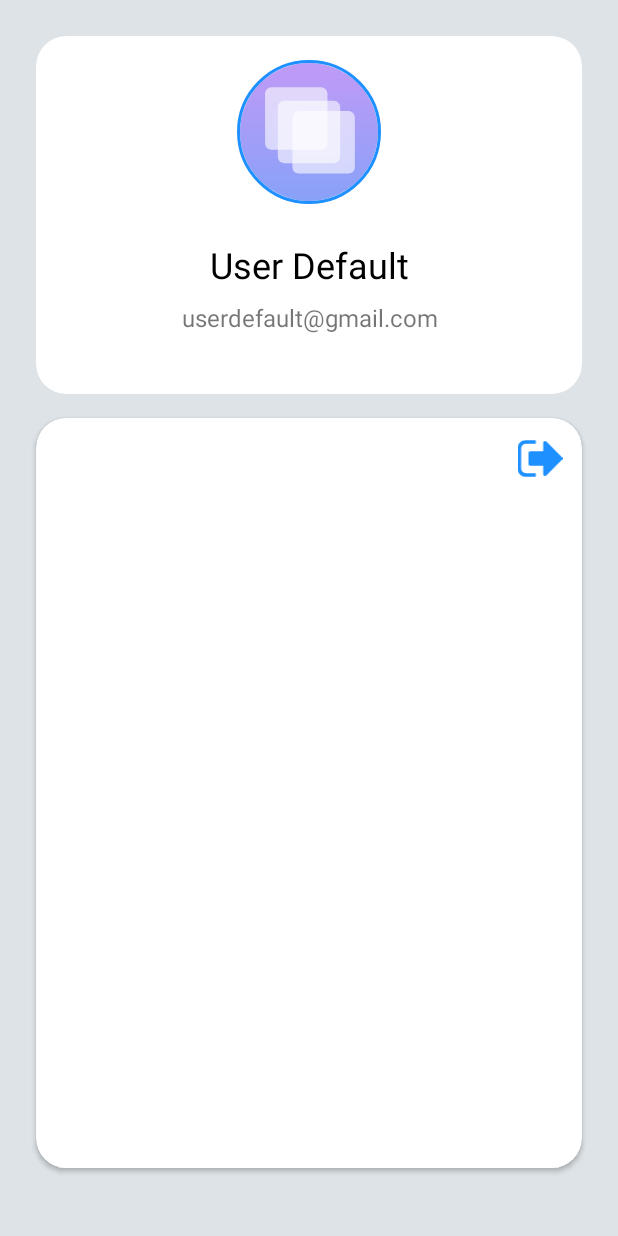
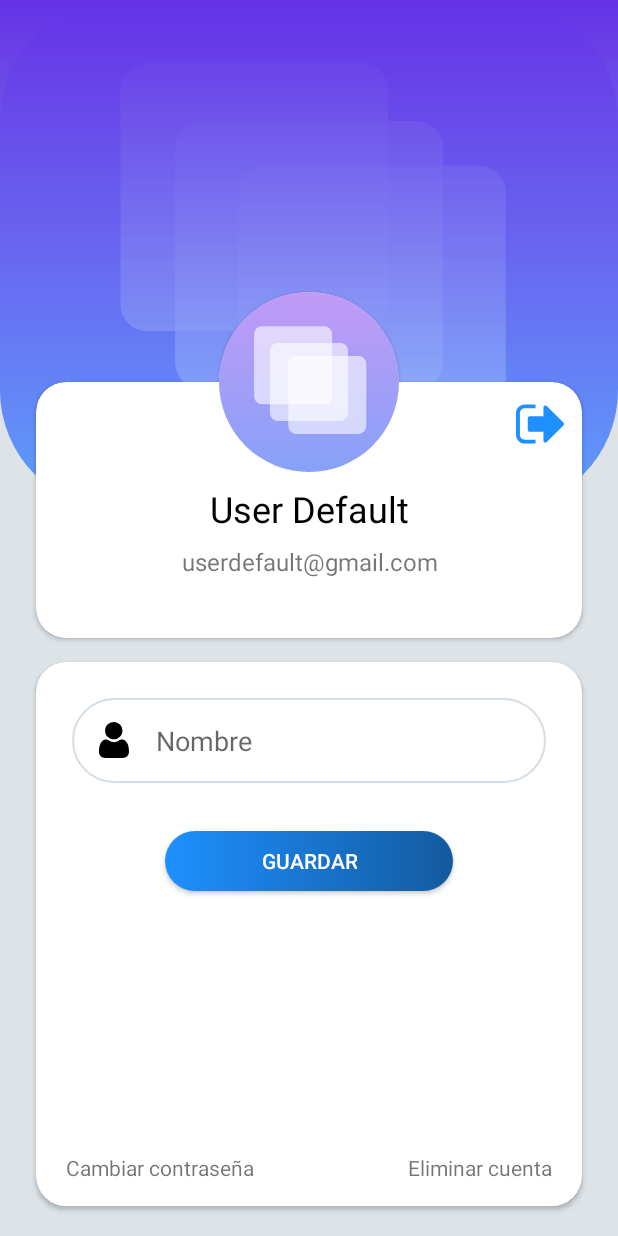
Before and after one commit to laloretom/UnaAyuditaAqui, an Android app: the screen it shows after launch once a user with an empty profile is signed in (MainActivity), on a phone screen of 412 x 824 dp. Run offline under Robolectric (Android 15) with nearby library versions, the phone set to English and light mode, and no system bars; our stand-ins replace Firebase (no records; nobody signed in at launch, a user with empty details on screens opened directly).

Commit message:
Main Activity V2

```diff
--- a/app/src/main/java/com/unaayuditaaqui/unaayuditaaqui/MainActivity.kt
+++ b/app/src/main/java/com/unaayuditaaqui/unaayuditaaqui/MainActivity.kt
@@ -8,16 +8,14 @@ import com.google.firebase.auth.ktx.auth
 import com.google.firebase.ktx.Firebase
 import com.unaayuditaaqui.unaayuditaaqui.databinding.ActivityMainBinding
 
+@Suppress("DEPRECATION")
 class MainActivity : AppCompatActivity() {
 
     private lateinit var binding: ActivityMainBinding
     private lateinit var auth: FirebaseAuth
-    private val fileResult = 1
-
 
     override fun onCreate(savedInstanceState: Bundle?) {
         super.onCreate(savedInstanceState)
-        setContentView(R.layout.activity_main)
 
         binding = ActivityMainBinding.inflate(layoutInflater)
         setContentView(binding.root)
@@ -34,6 +32,4 @@ class MainActivity : AppCompatActivity() {
         val intent = Intent(this, SignInActivity::class.java)
         this.startActivity(intent)
     }
-
-
 }
--- /dev/null
+++ b/app/src/main/res/drawable/ic_account.xml
@@ -0,0 +1,5 @@
+<vector android:height="24dp" android:tint="#1E8FFE"
+    android:viewportHeight="24" android:viewportWidth="24"
+    android:width="24dp" xmlns:android="http://schemas.android.com/apk/res/android">
+    <path android:fillColor="@android:color/white" android:pathData="M19,3H5C3.9,3 3,3.9 3,5v14c0,1.1 0.9,2 2,2h14c1.1,0 2,-0.9 2,-2V5C21,3.9 20.1,3 19,3zM12,6c1.93,0 3.5,1.57 3.5,3.5c0,1.93 -1.57,3.5 -3.5,3.5s-3.5,-1.57 -3.5,-3.5C8.5,7.57 10.07,6 12,6zM19,19H5v-0.23c0,-0.62 0.28,-1.2 0.76,-1.58C7.47,15.82 9.64,15 12,15s4.53,0.82 6.24,2.19c0.48,0.38 0.76,0.97 0.76,1.58V19z"/>
+</vector>
--- /dev/null
+++ b/app/src/main/res/drawable/ic_search.xml
@@ -0,0 +1,5 @@
+<vector android:height="24dp" android:tint="#1E8FFE"
+    android:viewportHeight="24" android:viewportWidth="24"
+    android:width="24dp" xmlns:android="http://schemas.android.com/apk/res/android">
+    <path android:fillColor="@android:color/white" android:pathData="M15.5,14h-0.79l-0.28,-0.27C15.41,12.59 16,11.11 16,9.5 16,5.91 13.09,3 9.5,3S3,5.91 3,9.5 5.91,16 9.5,16c1.61,0 3.09,-0.59 4.23,-1.57l0.27,0.28v0.79l5,4.99L20.49,19l-4.99,-5zM9.5,14C7.01,14 5,11.99 5,9.5S7.01,5 9.5,5 14,7.01 14,9.5 11.99,14 9.5,14z"/>
+</vector>
--- a/app/src/main/res/layout/activity_main.xml
+++ b/app/src/main/res/layout/activity_main.xml
@@ -1,12 +1,40 @@
 <?xml version="1.0" encoding="utf-8"?>
-<androidx.constraintlayout.widget.ConstraintLayout
-    xmlns:android="http://schemas.android.com/apk/res/android"
+<androidx.constraintlayout.widget.ConstraintLayout xmlns:android="http://schemas.android.com/apk/res/android"
     xmlns:app="http://schemas.android.com/apk/res-auto"
     xmlns:tools="http://schemas.android.com/tools"
     android:layout_width="match_parent"
     android:layout_height="match_parent"
     android:background="#dde3e7"
     tools:context=".MainActivity">
+
+    <androidx.cardview.widget.CardView
+        android:id="@+id/cardView2"
+        android:layout_width="match_parent"
+        android:layout_height="340dp"
+        app:cardCornerRadius="80dp"
+        app:cardElevation="0dp"
+        app:layout_constraintEnd_toEndOf="parent"
+        app:layout_constraintStart_toStartOf="parent"
+        app:layout_constraintTop_toTopOf="parent">
+
+        <ImageView
+            android:id="@+id/bgProfileImageView"
+            android:layout_width="match_parent"
+            android:layout_height="match_parent"
+            android:scaleType="centerCrop"
+            android:contentDescription="@string/all"
+            app:srcCompat="@drawable/ic_profile" />
+    </androidx.cardview.widget.CardView>
+
+    <View
+        android:id="@+id/view2"
+        android:layout_width="match_parent"
+        android:layout_height="0dp"
+        android:background="@drawable/ic_bg"
+        app:layout_constraintBottom_toBottomOf="@+id/cardView2"
+        app:layout_constraintEnd_toEndOf="parent"
+        app:layout_constraintStart_toStartOf="parent"
+        app:layout_constraintTop_toTopOf="parent" />
 
     <androidx.cardview.widget.CardView
         android:id="@+id/cardView"
@@ -16,27 +44,27 @@
         android:layout_marginLeft="24dp"
         android:layout_marginEnd="24dp"
         android:layout_marginRight="24dp"
-        android:layout_marginTop="24dp"
         app:cardCornerRadius="20dp"
-        app:cardElevation="0dp"
+        app:layout_constraintBottom_toBottomOf="@+id/cardView2"
         app:layout_constraintEnd_toEndOf="parent"
         app:layout_constraintStart_toStartOf="parent"
-        app:layout_constraintTop_toTopOf="parent">
+        app:layout_constraintTop_toBottomOf="@+id/cardView2">
 
         <LinearLayout
             android:layout_width="match_parent"
             android:layout_height="match_parent"
             android:orientation="vertical">
 
-            <de.hdodenhof.circleimageview.CircleImageView
-                android:id="@+id/profile_image"
-                android:layout_width="96dp"
-                android:layout_height="96dp"
-                android:layout_gravity="center"
-                android:layout_marginTop="16dp"
-                android:src="@drawable/ic_profile"
-                app:civ_border_color="@color/colorPrimary"
-                app:civ_border_width="2dp" />
+            <ImageView
+                android:id="@+id/signOutImageView"
+                android:layout_width="32dp"
+                android:layout_height="32dp"
+                android:layout_marginTop="12dp"
+                android:layout_marginEnd="12dp"
+                android:layout_gravity="end"
+                android:contentDescription="@string/all"
+                app:srcCompat="@drawable/ic_sign_out"
+                tools:ignore="VectorDrawableCompat" />
 
             <TextView
                 android:id="@+id/nameTextView"
@@ -57,10 +85,27 @@
                 android:gravity="center"
                 android:text="@string/user_email"
                 android:textSize="16sp" />
+
         </LinearLayout>
 
     </androidx.cardview.widget.CardView>
 
+    <androidx.cardview.widget.CardView
+        android:layout_width="120dp"
+        android:layout_height="120dp"
+        app:cardCornerRadius="80dp"
+        app:layout_constraintBottom_toTopOf="@+id/cardView"
+        app:layout_constraintEnd_toEndOf="@+id/cardView2"
+        app:layout_constraintStart_toStartOf="parent"
+        app:layout_constraintTop_toTopOf="@+id/cardView">
+
+        <ImageView
+            android:id="@+id/profileImageView"
+            android:layout_width="wrap_content"
+            android:layout_height="wrap_content"
+            android:contentDescription="@string/all"
+            app:srcCompat="@drawable/ic_profile" />
+    </androidx.cardview.widget.CardView>
 
     <androidx.cardview.widget.CardView
         android:layout_width="match_parent"
@@ -68,7 +113,7 @@
         android:layout_marginTop="16dp"
         android:layout_marginStart="24dp"
         android:layout_marginEnd="24dp"
-        android:layout_marginBottom="45dp"
+        android:layout_marginBottom="20dp"
         app:cardCornerRadius="20dp"
         app:layout_constraintBottom_toBottomOf="parent"
         app:layout_constraintEnd_toEndOf="parent"
@@ -79,18 +124,63 @@
             android:layout_width="match_parent"
             android:layout_height="match_parent"
             android:orientation="vertical">
+            <EditText
+                android:id="@+id/nameEditText"
+                android:layout_width="match_parent"
+                android:layout_height="wrap_content"
+                android:layout_marginLeft="24dp"
+                android:layout_marginTop="24dp"
+                android:layout_marginRight="24dp"
+                android:autofillHints="@string/first_name"
+                android:background="@drawable/ic_field"
+                android:drawableStart="@drawable/ic_user"
+                android:drawablePadding="16dp"
+                android:ems="10"
+                android:hint="@string/first_name"
+                android:inputType="textPersonName"
+                android:maxLength="40"
+                android:padding="16dp" />
 
-            <ImageView
-                android:id="@+id/signOutImageView"
-                android:layout_width="32dp"
-                android:layout_height="30dp"
-                android:layout_gravity="end"
-                android:layout_marginTop="12dp"
-                android:layout_marginEnd="12dp"
-                android:contentDescription="@string/all"
-                app:srcCompat="@drawable/ic_sign_out"
-                tools:ignore="VectorDrawableCompat" />
+            <androidx.appcompat.widget.AppCompatButton
+                android:id="@+id/updateProfileAppCompatButton"
+                android:layout_width="wrap_content"
+                android:layout_height="40dp"
+                android:layout_marginTop="32dp"
+                android:background="@drawable/ic_buttom"
+                android:paddingLeft="64dp"
+                android:paddingRight="64dp"
+                android:layout_gravity="center"
+                android:text="@string/update_profile"
+                android:textColor="@color/white" />
 
+            <LinearLayout
+                android:layout_width="match_parent"
+                android:layout_height="match_parent"
+                android:layout_marginTop="20dp"
+                android:layout_marginStart="20dp"
+                android:layout_marginEnd="20dp"
+                android:layout_marginBottom="16dp"
+                android:orientation="horizontal">
+
+                <TextView
+                    android:id="@+id/updatePasswordTextView"
+                    android:layout_width="wrap_content"
+                    android:layout_height="wrap_content"
+                    android:layout_gravity="bottom"
+                    android:text="@string/change_password" />
+
+                <Space
+                    android:layout_width="0dp"
+                    android:layout_height="wrap_content"
+                    android:layout_weight="1" />
+
+                <TextView
+                    android:id="@+id/deleteAccountTextView"
+                    android:layout_width="wrap_content"
+                    android:layout_height="wrap_content"
+                    android:layout_gravity="bottom"
+                    android:text="@string/delete_account" />
+            </LinearLayout>
         </LinearLayout>
     </androidx.cardview.widget.CardView>
 </androidx.constraintlayout.widget.ConstraintLayout>
```
